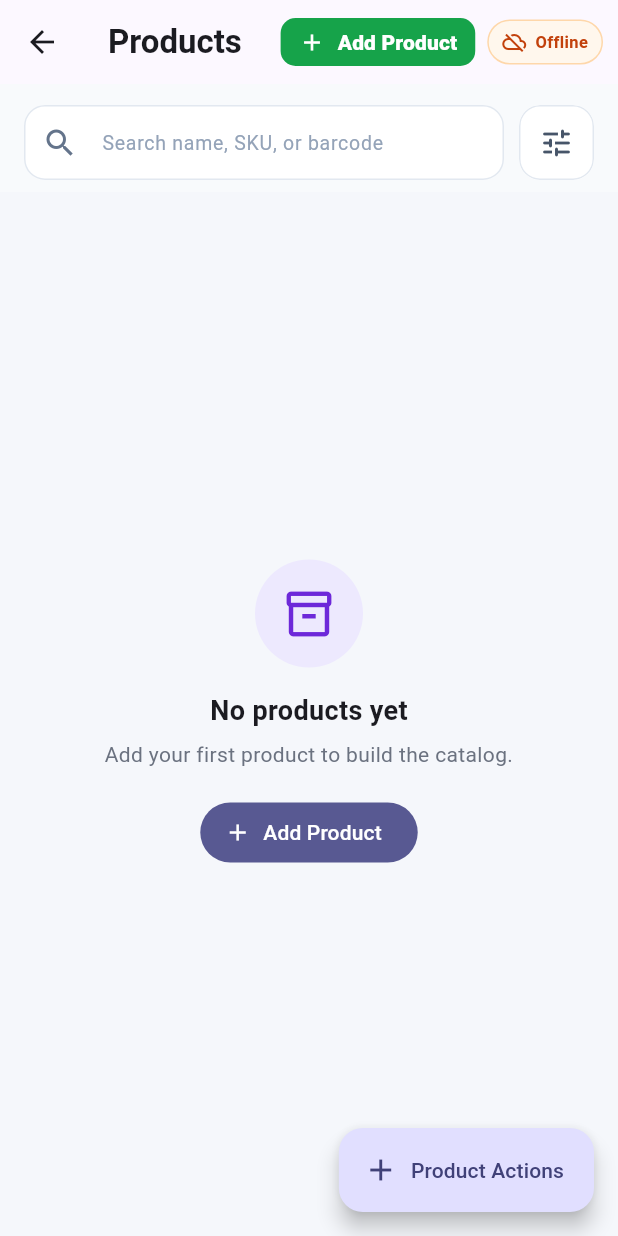
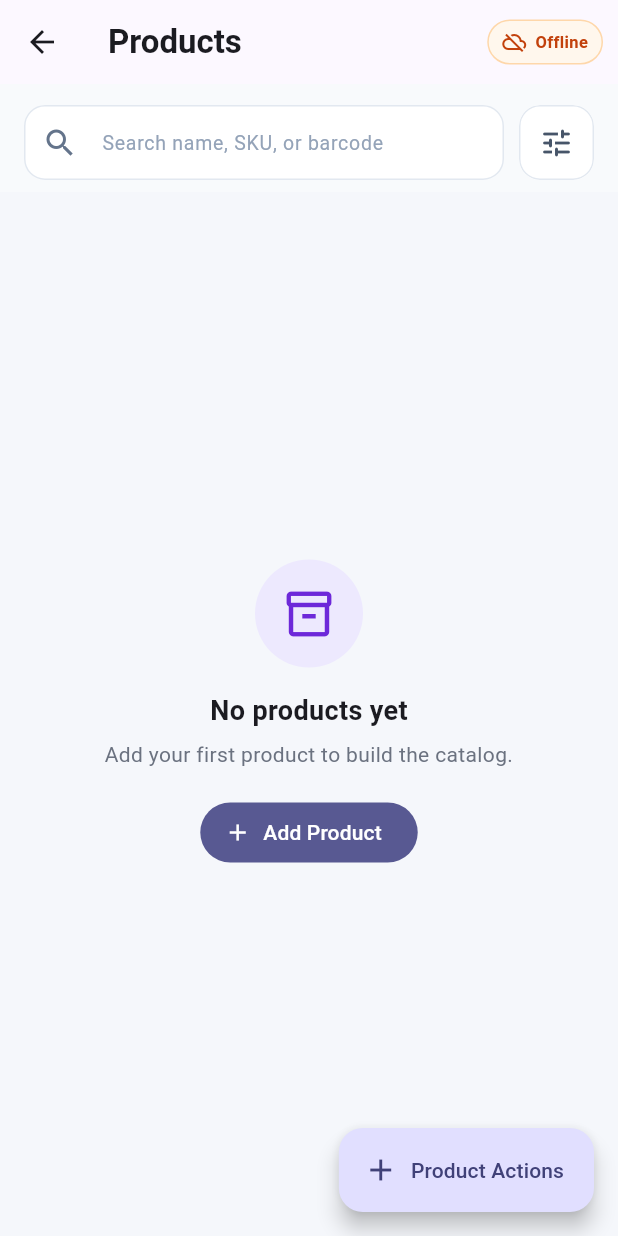
Before and after one commit to FlavPOS/POS-Software, a Flutter app: the ProductsScreen screen opened directly, on a phone screen of 412 x 824 dp. Run offline on Flutter 3.47's test engine with Material 3 defaults, Android fonts, the phone set to English and light mode, and no system bars; our stand-ins replace connectivity_plus, cross_file, firebase_core, firebase_database, image_picker, shared_preferences and 1 more; missing offline and left inert: excel, file_saver, file_selector, idb_shim; accounts and stored records are empty.

Commit message:
Remove duplicate Add Product header button

```diff
--- a/lib/screens/products_screen.dart
+++ b/lib/screens/products_screen.dart
@@ -1236,38 +1236,6 @@ class _ProductsScreenState extends State<ProductsScreen> {
           style: TextStyle(fontWeight: FontWeight.w700),
         ),
         actions: <Widget>[
-          Padding(
-            padding: const EdgeInsets.only(right: 8),
-            child: Tooltip(
-              message: 'Add Product',
-              child: FilledButton.icon(
-                onPressed: _selectionMode
-                    ? null
-                    : () {
-                        _openForm();
-                      },
-                style: FilledButton.styleFrom(
-                  backgroundColor: const Color(0xFF16A34A),
-                  foregroundColor: Colors.white,
-                  disabledBackgroundColor: const Color(0xFFCBD5E1),
-                  disabledForegroundColor: const Color(0xFF64748B),
-                  padding: const EdgeInsets.symmetric(
-                    horizontal: 12,
-                    vertical: 9,
-                  ),
-                  visualDensity: VisualDensity.compact,
-                  shape: RoundedRectangleBorder(
-                    borderRadius: BorderRadius.circular(10),
-                  ),
-                ),
-                icon: const Icon(Icons.add, size: 18),
-                label: const Text(
-                  'Add Product',
-                  style: TextStyle(fontWeight: FontWeight.w800),
-                ),
-              ),
-            ),
-          ),
           StreamBuilder<DatabaseEvent>(
             stream: _service.connectedRef.onValue,
             builder: (context, snapshot) {
```
